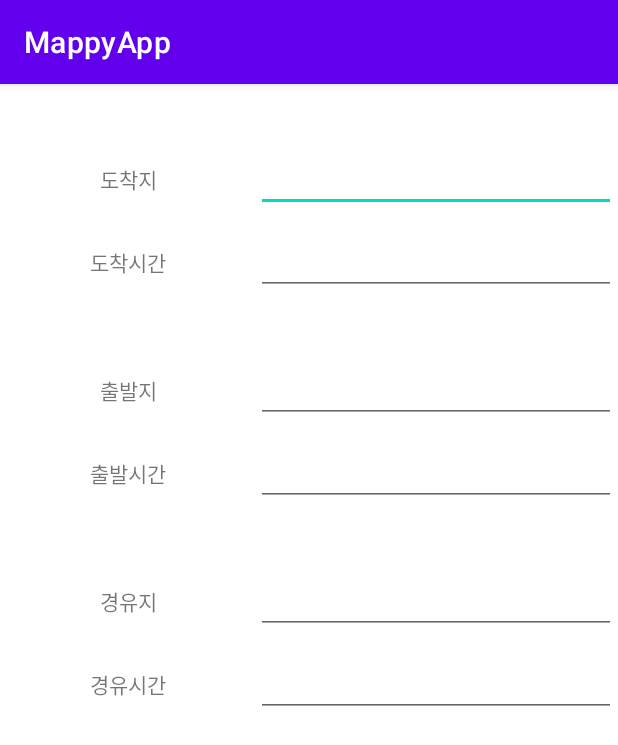
After one commit to Jarvas-2021/open-sw-dev, an Android app: the InputActivity screen opened directly, with no data from a screen before it, on a phone screen of 412 x 824 dp. The commit adds this screen. Shown: the top 745 px of the screen. Run offline under Robolectric (Android 15) with nearby library versions, the phone set to English and light mode, and no system bars.

Commit message:
feat: Input 액티비티 구현

```diff
--- a/AndroidStudio/app/src/main/AndroidManifest.xml
+++ b/AndroidStudio/app/src/main/AndroidManifest.xml
@@ -2,19 +2,18 @@
 <manifest xmlns:android="http://schemas.android.com/apk/res/android"
     package="com.jarvas.mappyapp">
 
-    <uses-permission android:name="android.permission.INTERNET">
-    </uses-permission>
-    <uses-permission android:name="android.permission.ACCESS_FINE_LOCATION">
-    </uses-permission>
+    <uses-permission android:name="android.permission.INTERNET"></uses-permission>
+    <uses-permission android:name="android.permission.ACCESS_FINE_LOCATION"></uses-permission>
 
     <application
         android:allowBackup="true"
         android:icon="@mipmap/ic_launcher"
         android:label="@string/app_name"
+        android:networkSecurityConfig="@xml/network_security_config"
         android:roundIcon="@mipmap/ic_launcher_round"
         android:supportsRtl="true"
-        android:theme="@style/Theme.MappyApp"
-        android:networkSecurityConfig="@xml/network_security_config">
+        android:theme="@style/Theme.MappyApp">
+        <activity android:name=".InputActivity"></activity>
         <activity android:name=".MainActivity">
             <intent-filter>
                 <action android:name="android.intent.action.MAIN" />
@@ -22,7 +21,10 @@
                 <category android:name="android.intent.category.LAUNCHER" />
             </intent-filter>
         </activity>
-        <meta-data android:name="com.kakao.sdk.AppKey" android:value="5b8116ce0b1e06e3f25630eb806cfe0e"/>
+
+        <meta-data
+            android:name="com.kakao.sdk.AppKey"
+            android:value="5b8116ce0b1e06e3f25630eb806cfe0e" />
     </application>
 
 </manifest>
--- /dev/null
+++ b/AndroidStudio/app/src/main/java/com/jarvas/mappyapp/InputActivity.java
@@ -0,0 +1,14 @@
+package com.jarvas.mappyapp;
+
+import androidx.appcompat.app.AppCompatActivity;
+
+import android.os.Bundle;
+
+public class InputActivity extends AppCompatActivity {
+
+    @Override
+    protected void onCreate(Bundle savedInstanceState) {
+        super.onCreate(savedInstanceState);
+        setContentView(R.layout.activity_input);
+    }
+}
--- /dev/null
+++ b/AndroidStudio/app/src/main/res/layout/activity_input.xml
@@ -0,0 +1,138 @@
+<?xml version="1.0" encoding="utf-8"?>
+<TableLayout xmlns:android="http://schemas.android.com/apk/res/android"
+    xmlns:tools="http://schemas.android.com/tools"
+    android:layout_width="match_parent"
+    android:layout_height="match_parent"
+    android:stretchColumns="0,1,2"
+    tools:context=".InputActivity">
+
+    <TableRow android:layout_marginTop="40dp">
+        <TextView
+            android:id="@+id/textView"
+            android:layout_width="wrap_content"
+            android:layout_height="wrap_content"
+            android:gravity="center"
+            android:text="@string/string_d" />
+
+        <EditText
+            android:id="@+id/editText"
+            android:layout_width="wrap_content"
+            android:layout_height="wrap_content"
+            android:layout_span="3"
+            android:importantForAutofill="no"
+            tools:targetApi="o"
+            android:inputType="text"
+            />
+    </TableRow>
+
+    <TableRow
+        android:layout_width="match_parent"
+        android:layout_height="match_parent"
+        android:layout_marginTop="10dp">
+
+        <TextView
+            android:id="@+id/textView2"
+            android:layout_width="wrap_content"
+            android:layout_height="wrap_content"
+            android:gravity="center"
+            android:text="@string/string_dt" />
+
+        <EditText
+            android:id="@+id/editText2"
+            android:layout_width="wrap_content"
+            android:layout_height="wrap_content"
+            android:layout_span="3"
+            android:importantForAutofill="no"
+            tools:targetApi="o"
+            android:inputType="text" />
+    </TableRow>
+
+    <TableRow
+        android:layout_width="match_parent"
+        android:layout_height="match_parent"
+        android:layout_marginTop="40dp">
+
+        <TextView
+            android:id="@+id/textView3"
+            android:layout_width="wrap_content"
+            android:layout_height="wrap_content"
+            android:gravity="center"
+            android:text="@string/string_s" />
+
+        <EditText
+            android:id="@+id/editText3"
+            android:layout_width="wrap_content"
+            android:layout_height="wrap_content"
+            android:layout_span="3"
+            android:importantForAutofill="no"
+            tools:targetApi="o"
+            android:inputType="text"/>
+    </TableRow>
+    <TableRow
+        android:layout_width="match_parent"
+        android:layout_height="match_parent"
+        android:layout_marginTop="10dp">
+
+        <TextView
+            android:id="@+id/textView4"
+            android:layout_width="wrap_content"
+            android:layout_height="wrap_content"
+            android:gravity="center"
+            android:text="@string/string_st" />
+
+        <EditText
+            android:id="@+id/editText4"
+            android:layout_width="wrap_content"
+            android:layout_height="wrap_content"
+            android:layout_span="3"
+            android:importantForAutofill="no"
+            tools:targetApi="o"
+            android:inputType="text"/>
+    </TableRow>
+
+    <TableRow
+        android:layout_width="match_parent"
+        android:layout_height="match_parent"
+        android:layout_marginTop="40dp">
+
+        <TextView
+            android:id="@+id/textView5"
+            android:layout_width="wrap_content"
+            android:layout_height="wrap_content"
+            android:gravity="center"
+            android:text="@string/string_w" />
+
+        <EditText
+            android:id="@+id/editText5"
+            android:layout_width="wrap_content"
+            android:layout_height="wrap_content"
+            android:layout_span="3"
+            android:importantForAutofill="no"
+            tools:targetApi="o"
+            android:inputType="text"/>
+    </TableRow>
+    <TableRow
+        android:layout_width="match_parent"
+        android:layout_height="match_parent"
+        android:layout_marginTop="10dp">
+
+        <TextView
+            android:id="@+id/textView6"
+            android:layout_width="wrap_content"
+            android:layout_height="wrap_content"
+            android:gravity="center"
+            android:text="@string/string_wt" />
+
+        <EditText
+            android:id="@+id/editText6"
+            android:layout_width="wrap_content"
+            android:layout_height="wrap_content"
+            android:layout_span="3"
+            android:importantForAutofill="no"
+            tools:targetApi="o"
+            android:inputType="text"/>
+    </TableRow>
+
+
+
+</TableLayout>
--- a/AndroidStudio/app/src/main/res/values/strings.xml
+++ b/AndroidStudio/app/src/main/res/values/strings.xml
@@ -1,3 +1,9 @@
 <resources>
     <string name="app_name">MappyApp</string>
+    <string name="string_d">도착지</string>
+    <string name="string_dt">도착시간</string>
+    <string name="string_s">출발지</string>
+    <string name="string_st">출발시간</string>
+    <string name="string_w">경유지</string>
+    <string name="string_wt">경유시간</string>
 </resources>
```
